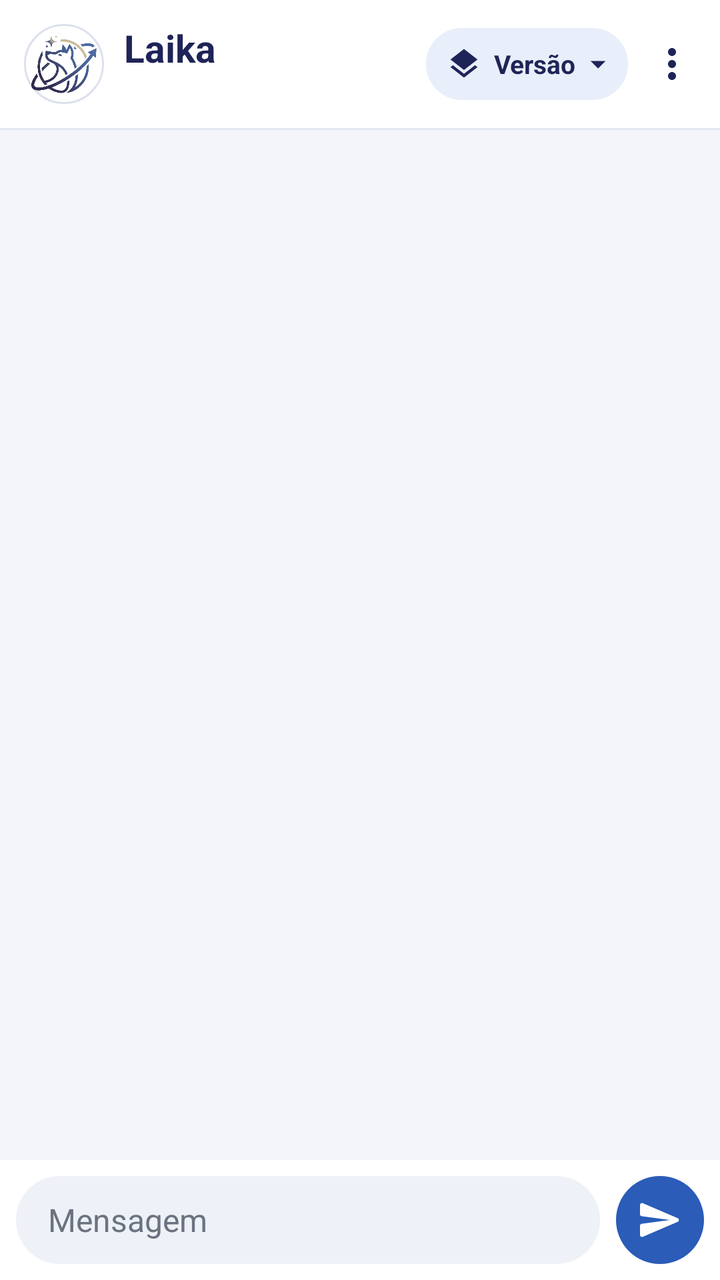
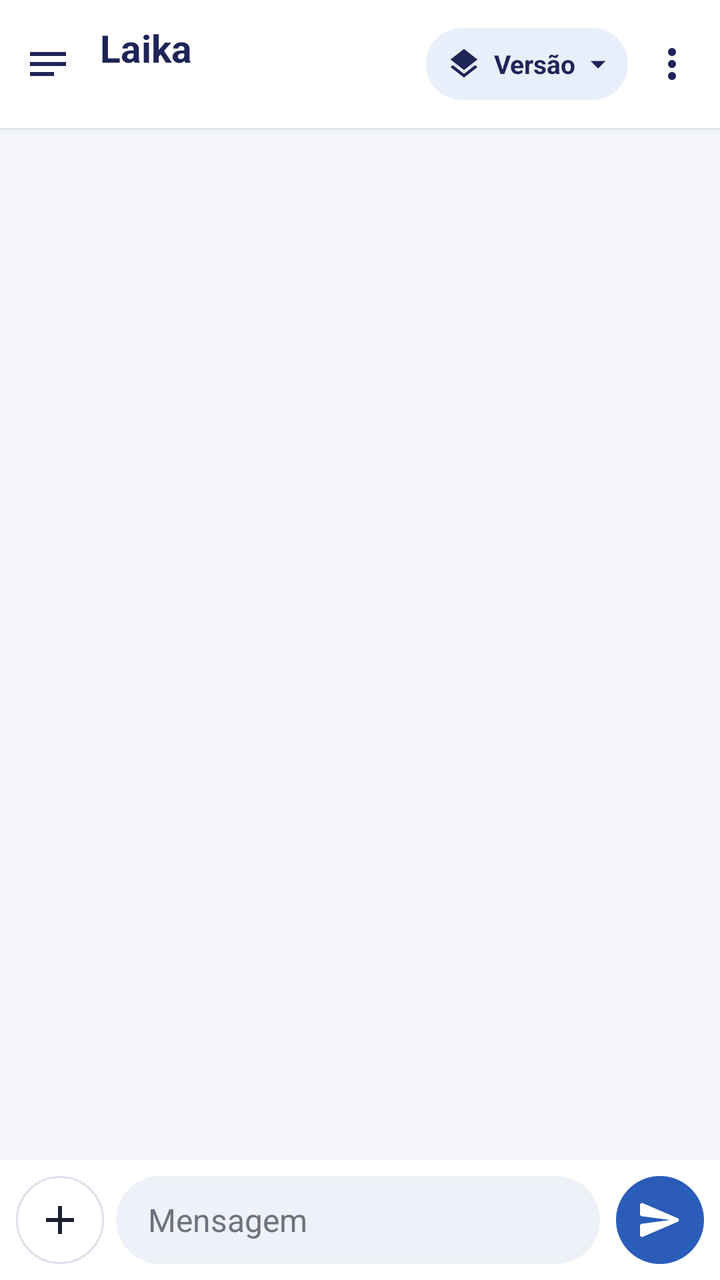

Two renders of the same Android screen: before a commit and after it. Below are the layout's source before the change and the commit's diff.
<!-- AndroidManifest.xml: application theme Tema.Laika -->
<!-- res/layout/activity_main.xml -->
<?xml version="1.0" encoding="utf-8"?>
<LinearLayout xmlns:android="http://schemas.android.com/apk/res/android"
    android:id="@+id/raiz"
    android:layout_width="match_parent"
    android:layout_height="match_parent"
    android:background="@color/fundo"
    android:orientation="vertical">

    
    <LinearLayout
        android:id="@+id/topo"
        android:layout_width="match_parent"
        android:layout_height="wrap_content"
        android:background="@color/topo"
        android:gravity="center_vertical"
        android:orientation="horizontal"
        android:paddingStart="12dp"
        android:paddingTop="8dp"
        android:paddingEnd="2dp"
        android:paddingBottom="8dp">

        <ImageView
            android:layout_width="40dp"
            android:layout_height="40dp"
            android:background="@drawable/circulo_branco"
            android:contentDescription="@null"
            android:padding="3dp"
            android:src="@drawable/logo_laika" />

        <LinearLayout
            android:layout_width="0dp"
            android:layout_height="wrap_content"
            android:layout_marginStart="10dp"
            android:layout_weight="1"
            android:orientation="vertical">

            <TextView
                android:id="@+id/titulo"
                android:layout_width="wrap_content"
                android:layout_height="wrap_content"
                android:text="@string/app_name"
                android:textColor="@color/topo_texto"
                android:textSize="19sp"
                android:textStyle="bold" />

            <TextView
                android:id="@+id/estado"
                android:layout_width="wrap_content"
                android:layout_height="wrap_content"
                android:ellipsize="end"
                android:maxLines="1"
                android:textColor="@color/topo_sub"
                android:textSize="12sp" />
        </LinearLayout>

        
        <LinearLayout
            android:id="@+id/versao"
            android:layout_width="wrap_content"
            android:layout_height="36dp"
            android:background="@drawable/chip"
            android:clickable="true"
            android:contentDescription="@string/modelos"
            android:focusable="false"
            android:gravity="center_vertical"
            android:orientation="horizontal"
            android:paddingStart="10dp"
            android:paddingEnd="6dp">

            <ImageView
                android:layout_width="18dp"
                android:layout_height="18dp"
                android:contentDescription="@null"
                android:src="@drawable/ic_versoes" />

            <TextView
                android:id="@+id/versao_nome"
                android:layout_width="wrap_content"
                android:layout_height="wrap_content"
                android:layout_marginStart="6dp"
                android:ellipsize="end"
                android:maxWidth="120dp"
                android:maxLines="1"
                android:text="@string/versoes_curto"
                android:textColor="@color/chip_texto"
                android:textSize="13sp"
                android:textStyle="bold" />

            <ImageView
                android:layout_width="18dp"
                android:layout_height="18dp"
                android:layout_marginStart="2dp"
                android:contentDescription="@null"
                android:src="@drawable/ic_seta_baixo" />
        </LinearLayout>

        <ImageButton
            android:id="@+id/menu"
            android:layout_width="44dp"
            android:layout_height="48dp"
            android:background="?android:attr/selectableItemBackgroundBorderless"
            android:contentDescription="@string/menu"
            android:focusable="false"
            android:src="@drawable/ic_menu" />
    </LinearLayout>

    <View
        android:layout_width="match_parent"
        android:layout_height="1dp"
        android:background="@color/divisoria" />

    
    <LinearLayout
        android:id="@+id/tarefa"
        android:layout_width="match_parent"
        android:layout_height="wrap_content"
        android:background="@color/chip"
        android:orientation="vertical"
        android:paddingStart="16dp"
        android:paddingTop="8dp"
        android:paddingEnd="16dp"
        android:paddingBottom="8dp"
        android:visibility="gone">

        <LinearLayout
            android:layout_width="match_parent"
            android:layout_height="wrap_content"
            android:gravity="center_vertical"
            android:orientation="horizontal">

            <TextView
                android:id="@+id/tarefa_texto"
                android:layout_width="0dp"
                android:layout_height="wrap_content"
                android:layout_weight="1"
                android:textColor="@color/chip_texto"
                android:textSize="13sp" />

            <TextView
                android:id="@+id/tarefa_cancelar"
                android:layout_width="wrap_content"
                android:layout_height="wrap_content"
                android:background="?android:attr/selectableItemBackground"
                android:paddingStart="12dp"
                android:paddingTop="4dp"
                android:paddingEnd="4dp"
                android:paddingBottom="4dp"
                android:text="@string/cancelar"
                android:textColor="@color/azul"
                android:textSize="13sp"
                android:textStyle="bold"
                android:visibility="gone" />
        </LinearLayout>

        <ProgressBar
            android:id="@+id/tarefa_barra"
            style="@android:style/Widget.Material.ProgressBar.Horizontal"
            android:layout_width="match_parent"
            android:layout_height="wrap_content"
            android:layout_marginTop="4dp" />
    </LinearLayout>

    <FrameLayout
        android:layout_width="match_parent"
        android:layout_height="0dp"
        android:layout_weight="1">

        <ScrollView
            android:id="@+id/rolagem"
            android:layout_width="match_parent"
            android:layout_height="match_parent"
            android:clipToPadding="false"
            android:fillViewport="true">

            <LinearLayout
                android:id="@+id/mensagens"
                android:layout_width="match_parent"
                android:layout_height="wrap_content"
                android:orientation="vertical"
                android:paddingStart="12dp"
                android:paddingTop="8dp"
                android:paddingEnd="12dp"
                android:paddingBottom="8dp" />
        </ScrollView>

        
        <ScrollView
            android:id="@+id/vazio"
            android:layout_width="match_parent"
            android:layout_height="match_parent"
            android:fillViewport="true"
            android:visibility="gone">

            <LinearLayout
                android:layout_width="match_parent"
                android:layout_height="wrap_content"
                android:gravity="center"
                android:orientation="vertical"
                android:padding="24dp">

                <ImageView
                    android:layout_width="112dp"
                    android:layout_height="112dp"
                    android:background="@drawable/circulo_branco"
                    android:contentDescription="@null"
                    android:padding="10dp"
                    android:src="@drawable/logo_laika" />

                <TextView
                    android:layout_width="wrap_content"
                    android:layout_height="wrap_content"
                    android:layout_marginTop="14dp"
                    android:text="@string/ola"
                    android:textColor="@color/topo_texto"
                    android:textSize="22sp"
                    android:textStyle="bold" />

                <TextView
                    android:layout_width="wrap_content"
                    android:layout_height="wrap_content"
                    android:layout_marginTop="6dp"
                    android:gravity="center"
                    android:text="@string/ola_sub"
                    android:textColor="@color/aviso"
                    android:textSize="14sp" />

                <LinearLayout
                    android:id="@+id/sugestoes"
                    android:layout_width="wrap_content"
                    android:layout_height="wrap_content"
                    android:layout_marginTop="18dp"
                    android:gravity="center_horizontal"
                    android:orientation="vertical" />
            </LinearLayout>
        </ScrollView>

        
        <ImageButton
            android:id="@+id/descer"
            android:layout_width="40dp"
            android:layout_height="40dp"
            android:layout_gravity="bottom|end"
            android:layout_margin="14dp"
            android:background="@drawable/botao_redondo"
            android:contentDescription="@string/descer"
            android:elevation="4dp"
            android:focusable="false"
            android:src="@drawable/ic_descer"
            android:visibility="gone" />
    </FrameLayout>

    
    <LinearLayout
        android:id="@+id/barra"
        android:layout_width="match_parent"
        android:layout_height="wrap_content"
        android:background="@color/barra"
        android:gravity="bottom"
        android:orientation="horizontal"
        android:padding="8dp">

        <EditText
            android:id="@+id/entrada"
            android:layout_width="0dp"
            android:layout_height="wrap_content"
            android:layout_weight="1"
            android:background="@drawable/campo"
            android:hint="@string/dica"
            android:imeOptions="actionSend"
            android:importantForAutofill="no"
            android:inputType="textCapSentences|textAutoCorrect"
            android:maxLines="5"
            android:minHeight="44dp"
            android:paddingStart="16dp"
            android:paddingTop="10dp"
            android:paddingEnd="16dp"
            android:paddingBottom="10dp"
            android:textColor="@color/texto_laika"
            android:textColorHint="@color/aviso"
            android:textSize="16sp" />

        <ImageButton
            android:id="@+id/enviar"
            android:layout_width="44dp"
            android:layout_height="44dp"
            android:layout_marginStart="8dp"
            android:background="@drawable/botao_enviar"
            android:contentDescription="@string/enviar"
            android:focusable="false"
            android:src="@drawable/ic_enviar" />
    </LinearLayout>
</LinearLayout>
<!-- resources referenced by this layout -->
<resources>
  <color name="aviso">#6B7280</color>
  <color name="azul">#2A5CB8</color>
  <color name="barra">#FFFFFF</color>
  <color name="chip">#E8EEFA</color>
  <color name="chip_texto">#1E2457</color>
  <color name="divisoria">#E2E6EF</color>
  <color name="fundo">#F3F5FA</color>
  <color name="texto_laika">#1B1F2E</color>
  <color name="topo">#FFFFFF</color>
  <color name="topo_sub">#5E6787</color>
  <color name="topo_texto">#1E2457</color>
  <!-- drawable botao_enviar (drawable) -->
  <?xml version="1.0" encoding="utf-8"?>
  <ripple xmlns:android="http://schemas.android.com/apk/res/android" android:color="#33FFFFFF">
      <item>
          <shape android:shape="oval">
              <solid android:color="@color/azul" />
          </shape>
      </item>
  </ripple>
  <!-- drawable campo (drawable) -->
  <?xml version="1.0" encoding="utf-8"?>
  <shape xmlns:android="http://schemas.android.com/apk/res/android" android:shape="rectangle">
      <solid android:color="@color/campo" />
      <corners android:radius="22dp" />
  </shape>
  <!-- drawable chip (drawable) -->
  <?xml version="1.0" encoding="utf-8"?>
  <ripple xmlns:android="http://schemas.android.com/apk/res/android" android:color="#332A5CB8">
      <item>
          <shape android:shape="rectangle">
              <solid android:color="@color/chip" />
              <corners android:radius="18dp" />
          </shape>
      </item>
  </ripple>
  <!-- drawable circulo_branco (drawable) -->
  <?xml version="1.0" encoding="utf-8"?>
  <shape xmlns:android="http://schemas.android.com/apk/res/android" android:shape="oval">
      <solid android:color="#FFFFFF" />
      <stroke android:width="1dp" android:color="@color/borda" />
  </shape>
  <!-- drawable ic_seta_baixo (drawable) -->
  <?xml version="1.0" encoding="utf-8"?>
  <vector xmlns:android="http://schemas.android.com/apk/res/android"
      android:width="18dp" android:height="18dp" android:viewportWidth="24" android:viewportHeight="24">
      <path android:fillColor="@color/chip_texto" android:pathData="M7,10l5,5 5,-5z" />
  </vector>
  <string name="app_name">Laika</string>
  <string name="cancelar">Cancelar</string>
  <string name="descer">Ir para o fim da conversa</string>
  <string name="dica">Mensagem</string>
  <string name="enviar">Enviar</string>
  <string name="menu">Opções</string>
  <string name="modelos">Escolher o modelo</string>
  <string name="ola">Olá! Eu sou a Laika.</string>
  <string name="ola_sub">Uma IA pequena, treinada do zero em português,\nrodando inteira no seu celular.</string>
  <string name="versoes_curto">Versão</string>
  <style name="Tema.Laika" parent="@android:style/Theme.Material.Light.NoActionBar">
          <item name="android:colorPrimary">@color/marinho</item>
          <item name="android:colorAccent">@color/azul</item>
          <item name="android:windowBackground">@color/fundo</item>
          <item name="android:textColorHighlight">#552A5CB8</item>
      </style>
  <color name="cartao">#FFFFFF</color>
  <color name="borda">#DCE1EC</color>
  <color name="campo">#EEF1F7</color>
  <color name="marinho">#1E2457</color>
  <!-- unchanged entries left out for length: 6 -->
</resources>

<!-- the commit's change to res/layout/activity_main.xml (unified diff, before → after) -->
@@ -14,23 +14,25 @@
         android:background="@color/topo"
         android:gravity="center_vertical"
         android:orientation="horizontal"
-        android:paddingStart="12dp"
+        android:paddingStart="2dp"
         android:paddingTop="8dp"
         android:paddingEnd="2dp"
         android:paddingBottom="8dp">
 
-        <ImageView
-            android:layout_width="40dp"
-            android:layout_height="40dp"
-            android:background="@drawable/circulo_branco"
-            android:contentDescription="@null"
-            android:padding="3dp"
-            android:src="@drawable/logo_laika" />
+        
+        <ImageButton
+            android:id="@+id/chats"
+            android:layout_width="44dp"
+            android:layout_height="48dp"
+            android:background="?android:attr/selectableItemBackgroundBorderless"
+            android:contentDescription="@string/chats"
+            android:focusable="false"
+            android:src="@drawable/ic_chats" />
 
         <LinearLayout
             android:layout_width="0dp"
             android:layout_height="wrap_content"
-            android:layout_marginStart="10dp"
+            android:layout_marginStart="4dp"
             android:layout_weight="1"
             android:orientation="vertical">
 
@@ -38,6 +40,8 @@
                 android:id="@+id/titulo"
                 android:layout_width="wrap_content"
                 android:layout_height="wrap_content"
+                android:ellipsize="end"
+                android:maxLines="1"
                 android:text="@string/app_name"
                 android:textColor="@color/topo_texto"
                 android:textSize="19sp"
@@ -258,6 +262,17 @@
         android:gravity="bottom"
         android:orientation="horizontal"
         android:padding="8dp">
+
+        
+        <ImageButton
+            android:id="@+id/mais"
+            android:layout_width="44dp"
+            android:layout_height="44dp"
+            android:layout_marginEnd="6dp"
+            android:background="@drawable/botao_redondo"
+            android:contentDescription="@string/mais_opcoes"
+            android:focusable="false"
+            android:src="@drawable/ic_mais_campo" />
 
         <EditText
             android:id="@+id/entrada"
<!-- resource entries referenced after the edit -->
@@ -42,6 +42,18 @@
       <solid android:color="#FFFFFF" />
       <stroke android:width="1dp" android:color="@color/borda" />
   </shape>
+  <!-- drawable ic_chats (drawable) -->
+  <?xml version="1.0" encoding="utf-8"?>
+  <vector xmlns:android="http://schemas.android.com/apk/res/android"
+      android:width="24dp" android:height="24dp" android:viewportWidth="24" android:viewportHeight="24">
+      <path android:fillColor="@color/topo_texto" android:pathData="M3,6h18v2H3V6zM3,11h18v2H3v-2zM3,16h12v2H3v-2z" />
+  </vector>
+  <!-- drawable ic_mais_campo (drawable) -->
+  <?xml version="1.0" encoding="utf-8"?>
+  <vector xmlns:android="http://schemas.android.com/apk/res/android"
+      android:width="24dp" android:height="24dp" android:viewportWidth="24" android:viewportHeight="24">
+      <path android:fillColor="@color/texto_laika" android:pathData="M19,13h-6v6h-2v-6H5v-2h6V5h2v6h6v2z" />
+  </vector>
   <!-- drawable ic_seta_baixo (drawable) -->
   <?xml version="1.0" encoding="utf-8"?>
   <vector xmlns:android="http://schemas.android.com/apk/res/android"
@@ -50,9 +62,11 @@
   </vector>
   <string name="app_name">Laika</string>
   <string name="cancelar">Cancelar</string>
+  <string name="chats">Chats</string>
   <string name="descer">Ir para o fim da conversa</string>
   <string name="dica">Mensagem</string>
   <string name="enviar">Enviar</string>
+  <string name="mais_opcoes">Resposta longa, completar texto e memória de IA</string>
   <string name="menu">Opções</string>
   <string name="modelos">Escolher o modelo</string>
   <string name="ola">Olá! Eu sou a Laika.</string>
